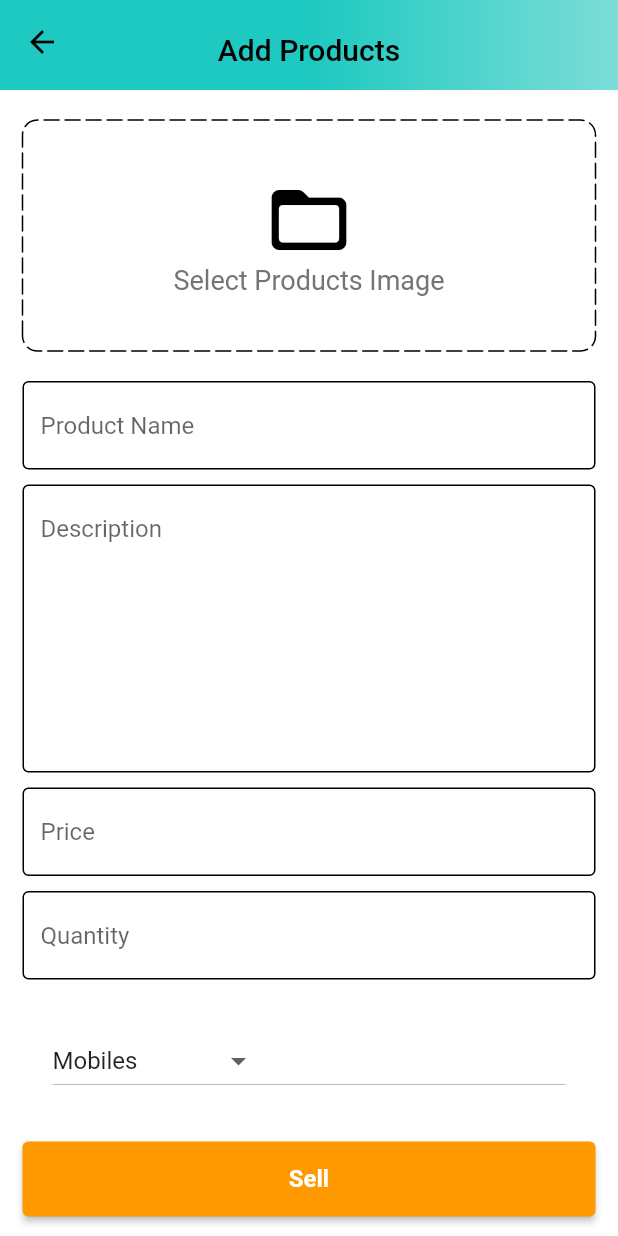
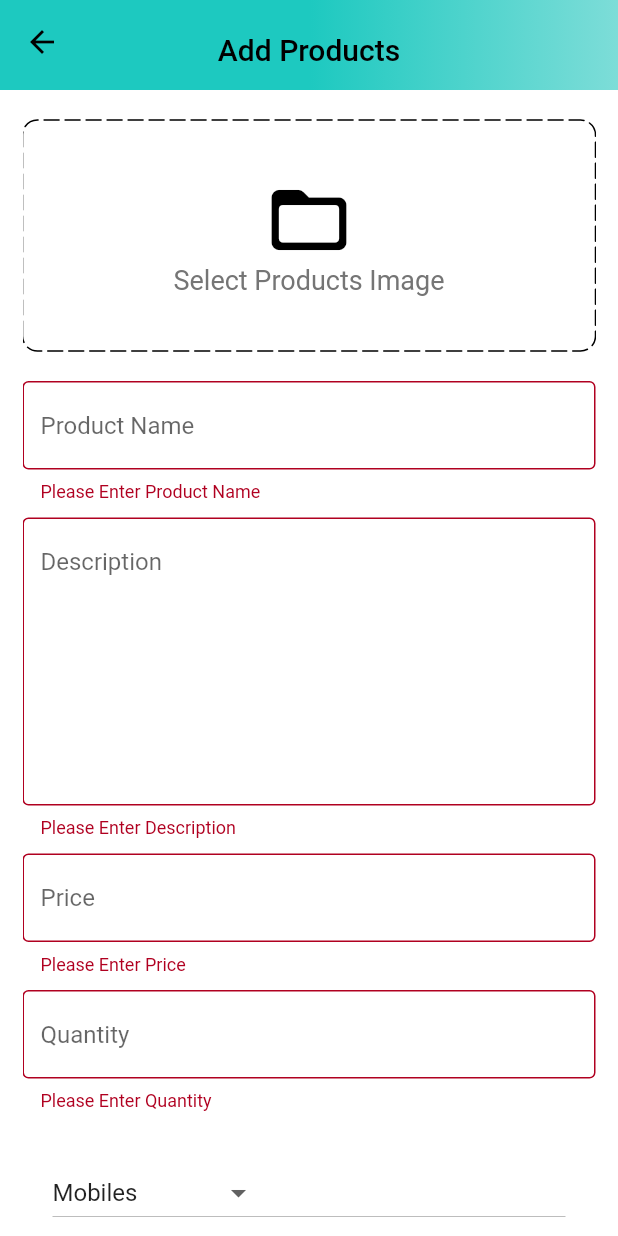
Before and after one commit to RahulG84/Flutter_eCommerce_app, a Flutter app: the AddProductsScreen screen opened by its route, after a tap on "Sell", on a phone screen of 412 x 824 dp. Run offline on Flutter 3.47's test engine with Material 2 defaults, Android fonts, the phone set to English and light mode, and no system bars; drawn by our look-alikes of dotted_border; our stand-ins replace badges, carousel_slider, file_picker, shared_preferences, transparent_image; missing offline and left inert: cloudinary_public; accounts and stored records are empty.

Commit message:
Added : Admin Services of Add,Fetch,Delete Products

```diff
--- a/lib/constants/global_variables.dart
+++ b/lib/constants/global_variables.dart
@@ -1,6 +1,6 @@
 import 'package:flutter/material.dart';
 
-String uri = 'http://10.75.22.199:4000';
+String uri = 'http://10.75.23.76:4000';
 
 // String uri = 'http://localhost:4000';
 class GlobalVariables {
--- a/lib/features/admin/screens/add_products_screen.dart
+++ b/lib/features/admin/screens/add_products_screen.dart
@@ -1,4 +1,5 @@
 import 'dart:io';
+import 'package:amazon_clone/features/admin/services/admin_services.dart';
 import 'package:amazon_clone/utils/utils.dart';
 import 'package:amazon_clone/widgets/custom_button.dart';
 import 'package:amazon_clone/widgets/custom_textfield.dart';
@@ -23,6 +24,10 @@ class _AddProductsScreenState extends State<AddProductsScreen> {
   final TextEditingController priceController = TextEditingController();
   final TextEditingController quantityController = TextEditingController();
 
+  final _addProductFormKey = GlobalKey<FormState>();
+
+  AdminServices adminServices = AdminServices();
+
   String category = 'Mobiles';
 
   static const List<String> productCategoriesList = [
@@ -40,6 +45,20 @@ class _AddProductsScreenState extends State<AddProductsScreen> {
       images = res;
     });
     print('images.length ${images.length}');
+  }
+
+  void sellProducts() {
+    if (_addProductFormKey.currentState!.validate() && images.isNotEmpty) {
+      adminServices.sellProducts(
+        context: context,
+        name: productNameController.text,
+        description: descriptionController.text,
+        price: double.parse(priceController.text),
+        quantity: double.parse(quantityController.text),
+        category: category,
+        images: images,
+      );
+    }
   }
 
   @override
@@ -79,6 +98,7 @@ class _AddProductsScreenState extends State<AddProductsScreen> {
       body: Padding(
         padding: const EdgeInsets.symmetric(horizontal: 15),
         child: Form(
+          key: _addProductFormKey,
           child: SingleChildScrollView(
             child: Column(
               children: [
@@ -193,7 +213,7 @@ class _AddProductsScreenState extends State<AddProductsScreen> {
                 const SizedBox(
                   height: 10,
                 ),
-                CustomButton(onPressed: () {}, buttonTile: 'Sell'),
+                CustomButton(onPressed: sellProducts, buttonTile: 'Sell'),
               ],
             ),
           ),
--- /dev/null
+++ b/lib/models/products_models.dart
@@ -0,0 +1,49 @@
+import 'dart:convert';
+
+class Product {
+  final String name;
+  final String description;
+  final double quantity;
+  final List<String> images;
+  final String category;
+  final double price;
+  final String? id;
+  Product({
+    required this.name,
+    required this.description,
+    required this.quantity,
+    required this.images,
+    required this.category,
+    required this.price,
+    this.id,
+  });
+
+  Map<String, dynamic> toMap() {
+    return {
+      'name': name,
+      'description': description,
+      'quantity': quantity,
+      'images': images,
+      'category': category,
+      'price': price,
+      'id': id,
+    };
+  }
+
+  factory Product.fromMap(Map<String, dynamic> map) {
+    return Product(
+      name: map['name'] ?? '',
+      description: map['description'] ?? '',
+      quantity: map['quantity']?.toDouble() ?? 0.0,
+      images: List<String>.from(map['images']),
+      category: map['category'] ?? '',
+      price: map['price']?.toDouble() ?? 0.0,
+      id: map['_id'],
+    );
+  }
+
+  String toJson() => json.encode(toMap());
+
+  factory Product.fromJson(String source) =>
+      Product.fromMap(json.decode(source));
+}
--- a/pubspec.yaml
+++ b/pubspec.yaml
@@ -43,6 +43,7 @@ dependencies:
   carousel_slider: ^4.2.1
   dotted_border: ^2.1.0
   file_picker: ^6.1.1
+  cloudinary_public: ^0.21.0
 
 dev_dependencies:
   flutter_test:
```
Also changed, not shown: lib/constants/loader.dart (added, +12 -0 lines), lib/features/admin/screens/products_screen.dart (+86 -4 lines), lib/features/admin/services/admin_services.dart (added, +150 -0 lines), lib/widgets/sample.dart (added, +105 -0 lines), pubspec.lock, 4 other files.
